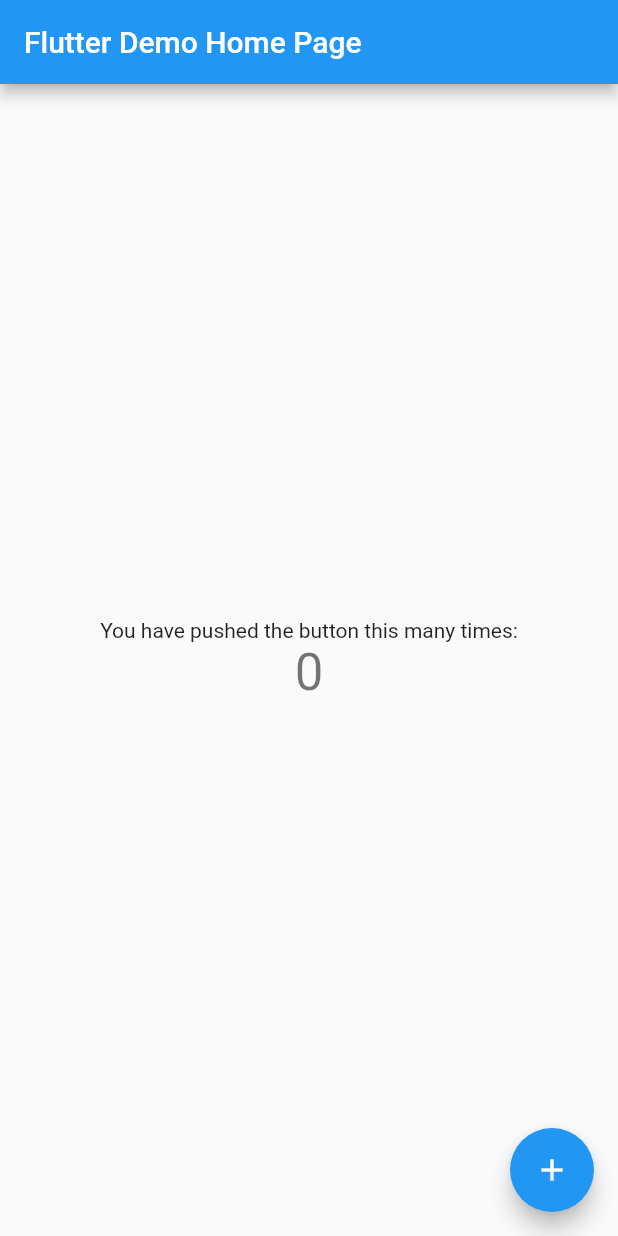
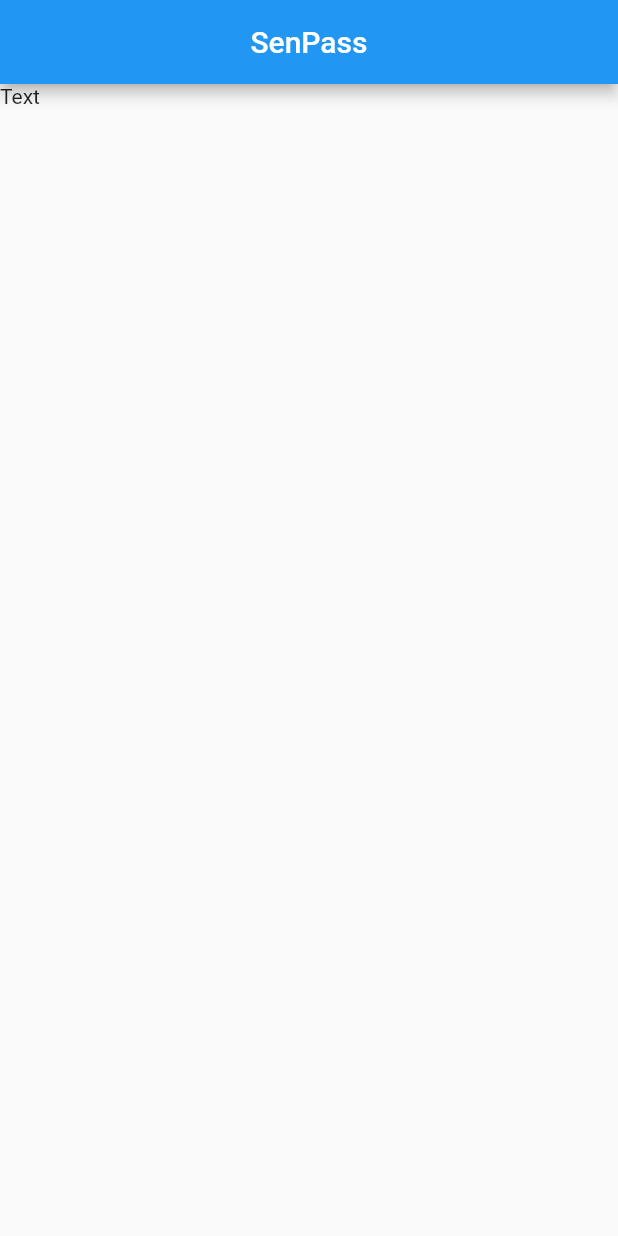
Before and after one commit to MenendezON/senpass, a Flutter app: the screen it shows after launch, on a phone screen of 412 x 824 dp. Run offline on Flutter 3.47's test engine with Material 2 defaults, Android fonts, the phone set to English and light mode, and no system bars.

Commit message:
Modification du main à l'état initial

```diff
--- a/lib/main.dart
+++ b/lib/main.dart
@@ -1,115 +1,22 @@
 import 'package:flutter/material.dart';
 
-void main() {
-  runApp(const MyApp());
-}
+void main() => runApp(const MaterialApp(home: SenApp(),));
 
-class MyApp extends StatelessWidget {
-  const MyApp({super.key});
+class SenApp extends StatelessWidget {
+  const SenApp({Key? key}) : super(key: key);
 
-  // This widget is the root of your application.
   @override
   Widget build(BuildContext context) {
-    return MaterialApp(
-      title: 'Flutter Demo',
-      theme: ThemeData(
-        // This is the theme of your application.
-        //
-        // Try running your application with "flutter run". You'll see the
-        // application has a blue toolbar. Then, without quitting the app, try
-        // changing the primarySwatch below to Colors.green and then invoke
-        // "hot reload" (press "r" in the console where you ran "flutter run",
-        // or simply save your changes to "hot reload" in a Flutter IDE).
-        // Notice that the counter didn't reset back to zero; the application
-        // is not restarted.
-        primarySwatch: Colors.blue,
+    return Scaffold(
+      appBar: AppBar(
+        title: Text("SenPass"),
+        centerTitle: true,
       ),
-      home: const MyHomePage(title: 'Flutter Demo Home Page'),
+      body: Column(
+        children: [
+          Text("Text")
+        ],
+      ),
     );
   }
 }
-
-class MyHomePage extends StatefulWidget {
-  const MyHomePage({super.key, required this.title});
-
-  // This widget is the home page of your application. It is stateful, meaning
-  // that it has a State object (defined below) that contains fields that affect
-  // how it looks.
-
-  // This class is the configuration for the state. It holds the values (in this
-  // case the title) provided by the parent (in this case the App widget) and
-  // used by the build method of the State. Fields in a Widget subclass are
-  // always marked "final".
-
-  final String title;
-
-  @override
-  State<MyHomePage> createState() => _MyHomePageState();
-}
-
-class _MyHomePageState extends State<MyHomePage> {
-  int _counter = 0;
-
-  void _incrementCounter() {
-    setState(() {
-      // This call to setState tells the Flutter framework that something has
-      // changed in this State, which causes it to rerun the build method below
-      // so that the display can reflect the updated values. If we changed
-      // _counter without calling setState(), then the build method would not be
-      // called again, and so nothing would appear to happen.
-      _counter++;
-    });
-  }
-
-  @override
-  Widget build(BuildContext context) {
-    // This method is rerun every time setState is called, for instance as done
-    // by the _incrementCounter method above.
-    //
-    // The Flutter framework has been optimized to make rerunning build methods
-    // fast, so that you can just rebuild anything that needs updating rather
-    // than having to individually change instances of widgets.
-    return Scaffold(
-      appBar: AppBar(
-        // Here we take the value from the MyHomePage object that was created by
-        // the App.build method, and use it to set our appbar title.
-        title: Text(widget.title),
-      ),
-      body: Center(
-        // Center is a layout widget. It takes a single child and positions it
-        // in the middle of the parent.
-        child: Column(
-          // Column is also a layout widget. It takes a list of children and
-          // arranges them vertically. By default, it sizes itself to fit its
-          // children horizontally, and tries to be as tall as its parent.
-          //
-          // Invoke "debug painting" (press "p" in the console, choose the
-          // "Toggle Debug Paint" action from the Flutter Inspector in Android
-          // Studio, or the "Toggle Debug Paint" command in Visual Studio Code)
-          // to see the wireframe for each widget.
-          //
-          // Column has various properties to control how it sizes itself and
-          // how it positions its children. Here we use mainAxisAlignment to
-          // center the children vertically; the main axis here is the vertical
-          // axis because Columns are vertical (the cross axis would be
-          // horizontal).
-          mainAxisAlignment: MainAxisAlignment.center,
-          children: <Widget>[
-            const Text(
-              'You have pushed the button this many times:',
-            ),
-            Text(
-              '$_counter',
-              style: Theme.of(context).textTheme.headlineMedium,
-            ),
-          ],
-        ),
-      ),
-      floatingActionButton: FloatingActionButton(
-        onPressed: _incrementCounter,
-        tooltip: 'Increment',
-        child: const Icon(Icons.add),
-      ), // This trailing comma makes auto-formatting nicer for build methods.
-    );
-  }
-}
```
